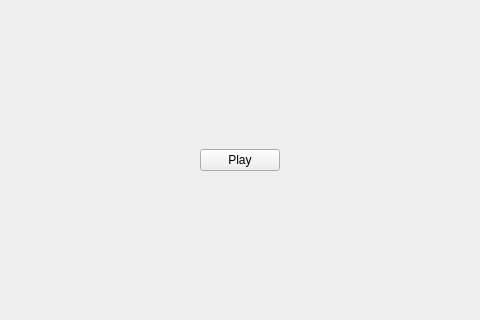
Qt form mainwindow.ui (FredrikEik/Game_Engine_Architecture) before a commit; both pictures show x 335 to 815 and y 118 to 438 of the 1047 by 788 pixel window.
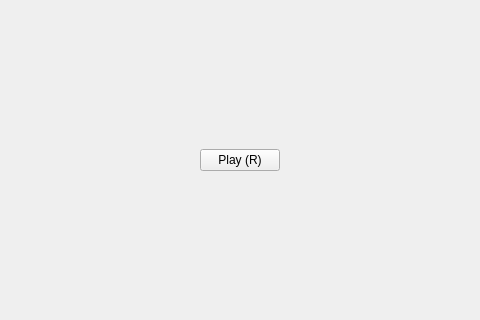
The same form after that commit.

Commit message: Moved Camera to CoreEngine - and Play toggle.

Diff of the .ui file:
```diff
--- a/mainwindow.ui
+++ b/mainwindow.ui
@@ -43,7 +43,7 @@
       <item>
        <widget class="QPushButton" name="pb_togglePlay">
         <property name="text">
-         <string>Play</string>
+         <string>Play (R)</string>
         </property>
         <property name="checkable">
          <bool>true</bool>
```
The commit also changes 3 other files.
